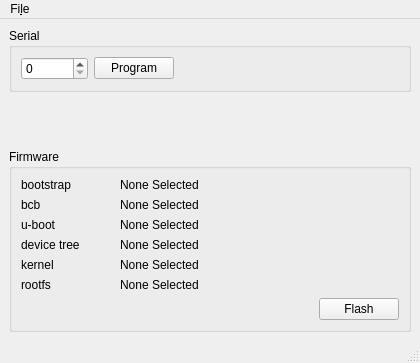
Old version of the form fsl/ui/main.ui in the repository DataSoft/fslflash.
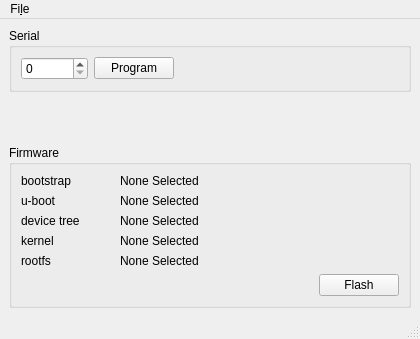
New version of the form.

The edit to the form file:
```diff
--- a/fsl/ui/main.ui
+++ b/fsl/ui/main.ui
@@ -7,7 +7,7 @@
     <x>0</x>
     <y>0</y>
     <width>420</width>
-    <height>363</height>
+    <height>339</height>
    </rect>
   </property>
   <property name="windowTitle">
@@ -88,66 +88,6 @@
          <property name="horizontalSpacing">
           <number>40</number>
          </property>
-         <item row="1" column="1">
-          <widget class="QLabel" name="bootstrap_label">
-           <property name="text">
-            <string>None Selected</string>
-           </property>
-           <property name="alignment">
-            <set>Qt::AlignLeading|Qt::AlignLeft|Qt::AlignVCenter</set>
-           </property>
-          </widget>
-         </item>
-         <item row="2" column="1">
-          <widget class="QLabel" name="bcb_label">
-           <property name="text">
-            <string>None Selected</string>
-           </property>
-           <property name="alignment">
-            <set>Qt::AlignLeading|Qt::AlignLeft|Qt::AlignVCenter</set>
-           </property>
-          </widget>
-         </item>
-         <item row="3" column="1">
-          <widget class="QLabel" name="uboot_label">
-           <property name="text">
-            <string>None Selected</string>
-           </property>
-           <property name="alignment">
-            <set>Qt::AlignLeading|Qt::AlignLeft|Qt::AlignVCenter</set>
-           </property>
-          </widget>
-         </item>
-         <item row="4" column="1">
-          <widget class="QLabel" name="fdt_label">
-           <property name="text">
-            <string>None Selected</string>
-           </property>
-           <property name="alignment">
-            <set>Qt::AlignLeading|Qt::AlignLeft|Qt::AlignVCenter</set>
-           </property>
-          </widget>
-         </item>
-         <item row="5" column="1">
-          <widget class="QLabel" name="kernel_label">
-           <property name="text">
-            <string>None Selected</string>
-           </property>
-           <property name="alignment">
-            <set>Qt::AlignLeading|Qt::AlignLeft|Qt::AlignVCenter</set>
-           </property>
-          </widget>
-         </item>
-         <item row="6" column="1">
-          <widget class="QLabel" name="rootfs_label">
-           <property name="text">
-            <string>None Selected</string>
-           </property>
-           <property name="alignment">
-            <set>Qt::AlignLeading|Qt::AlignLeft|Qt::AlignVCenter</set>
-           </property>
-          </widget>
-         </item>
          <item row="1" column="0">
           <widget class="QLabel" name="label">
            <property name="text">
@@ -155,41 +95,84 @@
            </property>
           </widget>
          </item>
+         <item row="1" column="1">
+          <widget class="QLabel" name="bootstrap_label">
+           <property name="text">
+            <string>None Selected</string>
+           </property>
+           <property name="alignment">
+            <set>Qt::AlignLeading|Qt::AlignLeft|Qt::AlignVCenter</set>
+           </property>
+          </widget>
+         </item>
          <item row="2" column="0">
-          <widget class="QLabel" name="label_2">
-           <property name="text">
-            <string>bcb</string>
-           </property>
-          </widget>
-         </item>
-         <item row="3" column="0">
           <widget class="QLabel" name="label_3">
            <property name="text">
             <string>u-boot</string>
            </property>
           </widget>
          </item>
-         <item row="4" column="0">
+         <item row="2" column="1">
+          <widget class="QLabel" name="uboot_label">
+           <property name="text">
+            <string>None Selected</string>
+           </property>
+           <property name="alignment">
+            <set>Qt::AlignLeading|Qt::AlignLeft|Qt::AlignVCenter</set>
+           </property>
+          </widget>
+         </item>
+         <item row="3" column="0">
           <widget class="QLabel" name="label_4">
            <property name="text">
             <string>device tree</string>
            </property>
           </widget>
          </item>
-         <item row="5" column="0">
+         <item row="3" column="1">
+          <widget class="QLabel" name="fdt_label">
+           <property name="text">
+            <string>None Selected</string>
+           </property>
+           <property name="alignment">
+            <set>Qt::AlignLeading|Qt::AlignLeft|Qt::AlignVCenter</set>
+           </property>
+          </widget>
+         </item>
+         <item row="4" column="0">
           <widget class="QLabel" name="label_5">
            <property name="text">
             <string>kernel</string>
            </property>
           </widget>
          </item>
-         <item row="6" column="0">
+         <item row="4" column="1">
+          <widget class="QLabel" name="kernel_label">
+           <property name="text">
+            <string>None Selected</string>
+           </property>
+           <property name="alignment">
+            <set>Qt::AlignLeading|Qt::AlignLeft|Qt::AlignVCenter</set>
+           </property>
+          </widget>
+         </item>
+         <item row="5" column="0">
           <widget class="QLabel" name="label_6">
            <property name="text">
             <string>rootfs</string>
            </property>
           </widget>
          </item>
+         <item row="5" column="1">
+          <widget class="QLabel" name="rootfs_label">
+           <property name="text">
+            <string>None Selected</string>
+           </property>
+           <property name="alignment">
+            <set>Qt::AlignLeading|Qt::AlignLeft|Qt::AlignVCenter</set>
+           </property>
+          </widget>
+         </item>
         </layout>
        </item>
        <item>
```
